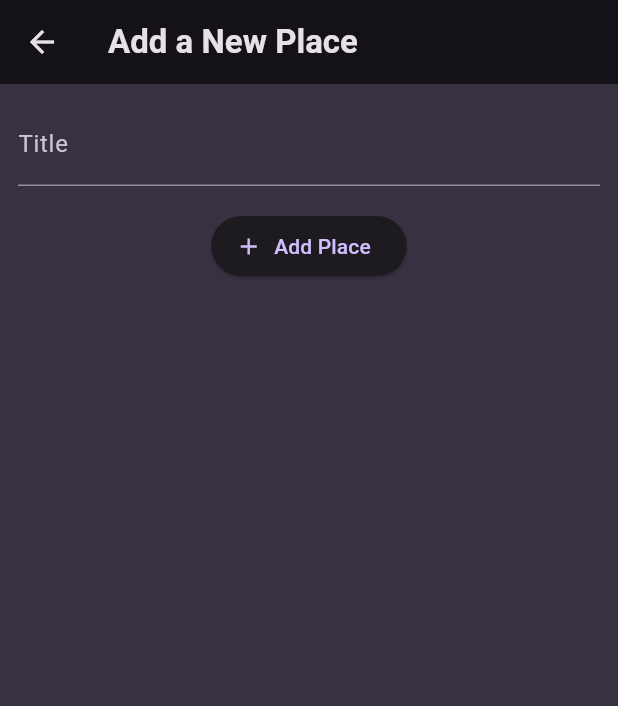
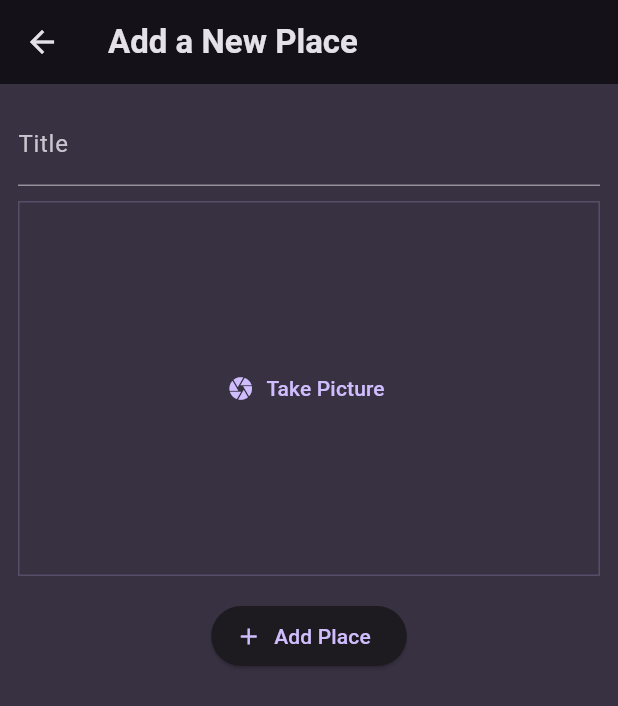
Before and after one commit to MoldyHacker/flutter_favorite_places, a Flutter app: the AddPlaceScreen screen opened directly, on a phone screen of 412 x 824 dp. Shown: the top 706 px of the screen. Run offline on Flutter 3.47's test engine with Material 3 defaults, Android fonts, the phone set to English and light mode, and no system bars; our stand-ins replace flutter_riverpod, google_fonts.

Commit message:
Add image input widget and navigate to place detail screen

```diff
--- a/lib/screens/add_place.dart
+++ b/lib/screens/add_place.dart
@@ -1,6 +1,7 @@
 import 'package:flutter/material.dart';
 import 'package:flutter_riverpod/flutter_riverpod.dart';
 
+import 'package:favorite_places/widgets/image_input.dart';
 import 'package:favorite_places/provider/user_places.dart';
 
 class AddPlaceScreen extends ConsumerStatefulWidget {
@@ -50,6 +51,8 @@ class _AddPlaceScreenState extends ConsumerState<AddPlaceScreen> {
                 color: Theme.of(context).colorScheme.onBackground,
               )
             ),
+            const SizedBox(height: 10),
+            const ImageInput(),
             const SizedBox(height: 16),
             ElevatedButton.icon(
               onPressed: _savePlace,
--- /dev/null
+++ b/lib/widgets/image_input.dart
@@ -0,0 +1,30 @@
+import 'package:flutter/material.dart';
+
+class ImageInput extends StatefulWidget {
+  const ImageInput({super.key});
+
+  @override
+  State<ImageInput> createState() => _ImageInputState();
+}
+
+class _ImageInputState extends State<ImageInput> {
+  @override
+  Widget build(BuildContext context) {
+    return Container(
+      decoration: BoxDecoration(
+        border: Border.all(
+          width: 1,
+          color: Theme.of(context).colorScheme.primary.withOpacity(0.2),
+        ),
+      ),
+      height: 250,
+      width: double.infinity,
+      alignment: Alignment.center,
+      child: TextButton.icon(
+        icon: const Icon(Icons.camera),
+        label: const Text('Take Picture'),
+        onPressed: () {},
+      ),
+    );
+  }
+}
```
Also changed, not shown: lib/screens/place_detail.dart (renamed from lib/screens/places_detail.dart, +8 -3 lines), lib/widgets/places_list.dart (+8 -1 lines).
